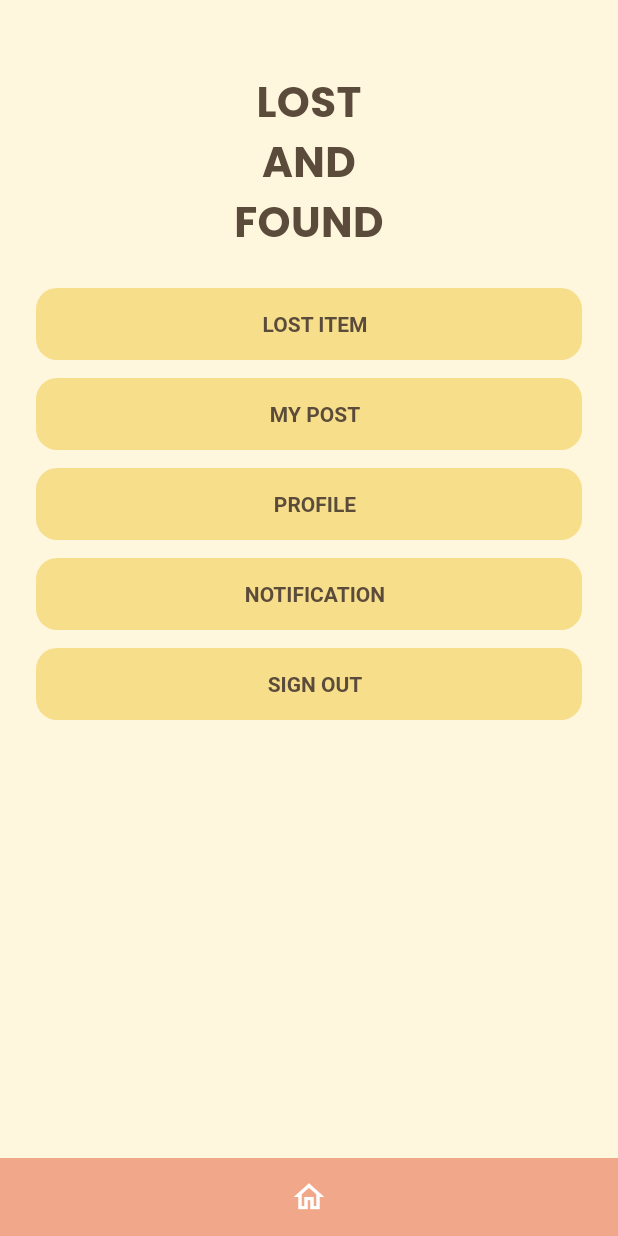
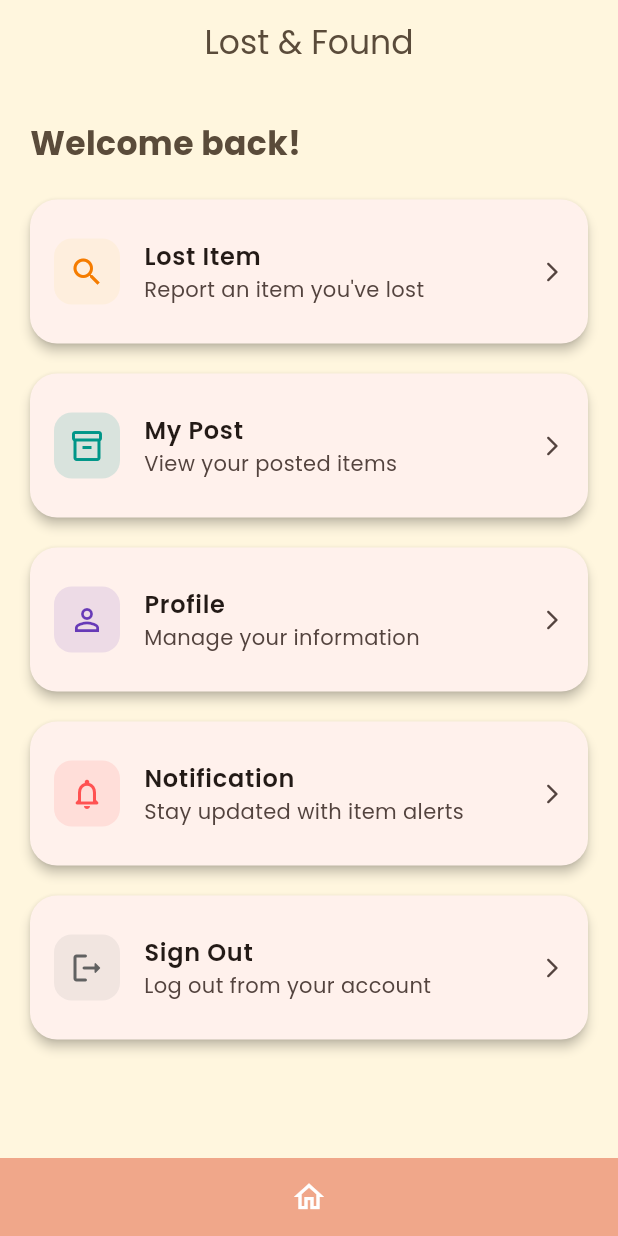
Before and after one commit to DewPerawis/lost_found_campus, a Flutter app: the screen it shows once a user with an empty profile is signed in, on a phone screen of 412 x 824 dp. Run offline on Flutter 3.47's test engine with Material 3 defaults, Android fonts, the light colour scheme and no system bars; our stand-ins replace cloud_firestore, firebase_auth, firebase_core, firebase_storage, google_fonts, image_picker; accounts and stored records are empty.

Commit message:
Home menu UI updated
ui home_menu_page updated

```diff
--- a/lib/screens/home_menu_page.dart
+++ b/lib/screens/home_menu_page.dart
@@ -1,6 +1,5 @@
 import 'package:flutter/material.dart';
 import 'package:firebase_auth/firebase_auth.dart';
-import '../widgets/app_button.dart';
 import '../widgets/bottom_home_bar.dart';
 import 'lost_list_page.dart';
 import 'my_post_page.dart';
@@ -12,57 +11,96 @@ class HomeMenuPage extends StatelessWidget {
 
   @override
   Widget build(BuildContext context) {
+    final cs = Theme.of(context).colorScheme;
+
     return Scaffold(
+      appBar: AppBar(
+        title: const Text('Lost & Found'),
+        centerTitle: true,
+        elevation: 0,
+      ),
       bottomNavigationBar: BottomHomeBar(onHome: null),
       body: SafeArea(
         child: Padding(
-          padding: const EdgeInsets.all(24),
+          padding: const EdgeInsets.fromLTRB(20, 16, 20, 8),
           child: Column(
+            crossAxisAlignment: CrossAxisAlignment.start,
             children: [
-              const SizedBox(height: 24),
+              const SizedBox(height: 8),
               const Text(
-                'LOST\nAND\nFOUND',
-                textAlign: TextAlign.center,
-                style: TextStyle(fontSize: 28, fontWeight: FontWeight.w700),
+                'Welcome back!',
+                style: TextStyle(fontSize: 22, fontWeight: FontWeight.w700),
               ),
-              const SizedBox(height: 24),
-              AppButton(
-                  text: 'LOST ITEM',
-                  onPressed: () {
-                    Navigator.push(context,
-                        MaterialPageRoute(builder: (_) => const LostListPage()));
-                  }),
               const SizedBox(height: 12),
-              AppButton(
-                  text: 'MY POST',
-                  onPressed: () {
-                    Navigator.push(context,
-                        MaterialPageRoute(builder: (_) => const MyPostPage()));
-                  }),
-              const SizedBox(height: 12),
-              AppButton(
-                  text: 'PROFILE',
-                  onPressed: () {
-                    Navigator.push(context,
-                        MaterialPageRoute(builder: (_) => const ProfilePage()));
-                  }),
-              const SizedBox(height: 12),
-              AppButton(
-                  text: 'NOTIFICATION',
-                  onPressed: () {
+              Expanded(
+                child: ListView(
+                  children: [
+                    _menuCard(
+                      context,
+                      icon: Icons.search,
+                      iconBg: cs.secondary.withOpacity(.15),
+                      iconColor: Colors.orange.shade700,
+                      title: 'Lost Item',
+                      subtitle: "Report an item you've lost",
+                      onTap: () {
                         Navigator.push(
                           context,
-                        MaterialPageRoute(
-                            builder: (_) => const NotificationPage()));
-                  }),
-              const SizedBox(height: 12),
-              AppButton(
-                text: 'SIGN OUT',
-                onPressed: () async {
+                          MaterialPageRoute(builder: (_) => const LostListPage()),
+                        );
+                      },
+                    ),
+                    _menuCard(
+                      context,
+                      icon: Icons.inventory_2_outlined,
+                      iconBg: Colors.teal.withOpacity(.15),
+                      iconColor: Colors.teal,
+                      title: 'My Post',
+                      subtitle: 'View your posted items',
+                      onTap: () {
+                        Navigator.push(
+                          context,
+                          MaterialPageRoute(builder: (_) => const MyPostPage()),
+                        );
+                      },
+                    ),
+                    _menuCard(
+                      context,
+                      icon: Icons.person_outline,
+                      iconBg: Colors.deepPurple.withOpacity(.12),
+                      iconColor: Colors.deepPurple,
+                      title: 'Profile',
+                      subtitle: 'Manage your information',
+                      onTap: () {
+                        Navigator.push(
+                          context,
+                          MaterialPageRoute(builder: (_) => const ProfilePage()),
+                        );
+                      },
+                    ),
+                    _menuCard(
+                      context,
+                      icon: Icons.notifications_none_rounded,
+                      iconBg: Colors.redAccent.withOpacity(.12),
+                      iconColor: Colors.redAccent,
+                      title: 'Notification',
+                      subtitle: 'Stay updated with item alerts',
+                      onTap: () {
+                        Navigator.push(
+                          context,
+                          MaterialPageRoute(builder: (_) => const NotificationPage()),
+                        );
+                      },
+                    ),
+                    _menuCard(
+                      context,
+                      icon: Icons.logout_rounded,
+                      iconBg: Colors.grey.withOpacity(.15),
+                      iconColor: Colors.grey.shade700,
+                      title: 'Sign Out',
+                      subtitle: 'Log out from your account',
+                      onTap: () async {
                         await FirebaseAuth.instance.signOut();
-
                         if (context.mounted) {
-                    // กลับไปที่ root เพื่อให้ AuthGate สลับไปหน้า Login เอง
                           Navigator.of(context).popUntil((route) => route.isFirst);
                         }
                       },
@@ -70,6 +108,43 @@ class HomeMenuPage extends StatelessWidget {
                   ],
                 ),
               ),
+            ],
+          ),
+        ),
+      ),
+    );
+  }
+
+  // ---- UI helper ----
+  Widget _menuCard(
+    BuildContext context, {
+    required IconData icon,
+    required Color iconBg,
+    required Color iconColor,
+    required String title,
+    required String subtitle,
+    required VoidCallback onTap,
+  }) {
+    return Card(
+      elevation: 3,
+      margin: const EdgeInsets.symmetric(vertical: 10),
+      shape: RoundedRectangleBorder(borderRadius: BorderRadius.circular(18)),
+      child: ListTile(
+        contentPadding: const EdgeInsets.symmetric(horizontal: 16, vertical: 12),
+        leading: Container(
+          width: 44,
+          height: 44,
+          decoration: BoxDecoration(
+            color: iconBg,
+            borderRadius: BorderRadius.circular(12),
+          ),
+          child: Icon(icon, color: iconColor, size: 24),
+        ),
+        title: Text(title,
+            style: const TextStyle(fontSize: 16, fontWeight: FontWeight.w600)),
+        subtitle: Text(subtitle),
+        trailing: const Icon(Icons.arrow_forward_ios_rounded, size: 16),
+        onTap: onTap,
       ),
     );
   }
--- a/lib/theme.dart
+++ b/lib/theme.dart
@@ -53,3 +53,8 @@ class AppTheme {
     ),
   );
 }
+
+class AppColors {
+  static const primary = Color(0xFFFFC46B);
+  static const backgroundLight = Color(0xFFFFF8E1);
+}
--- a/pubspec.yaml
+++ b/pubspec.yaml
@@ -34,6 +34,8 @@ dependencies:
   # UI
   cupertino_icons: ^1.0.8
   google_fonts: ^6.2.1
+  font_awesome_flutter: ^10.7.0
+
 
   # Firebase (ถ้าคุณใช้ตามที่เราติดไว้ก่อนหน้า)
   firebase_core: ^3.6.0
@@ -45,6 +47,7 @@ dependencies:
   # อื่น ๆ ที่ใช้ในโปรเจกต์นี้
   image_picker: ^1.1.2
   google_sign_in: ^6.2.1
+
 
 
 dev_dependencies:
```
Also changed, not shown: pubspec.lock. Lines whose indentation alone changed are shown as unchanged.
